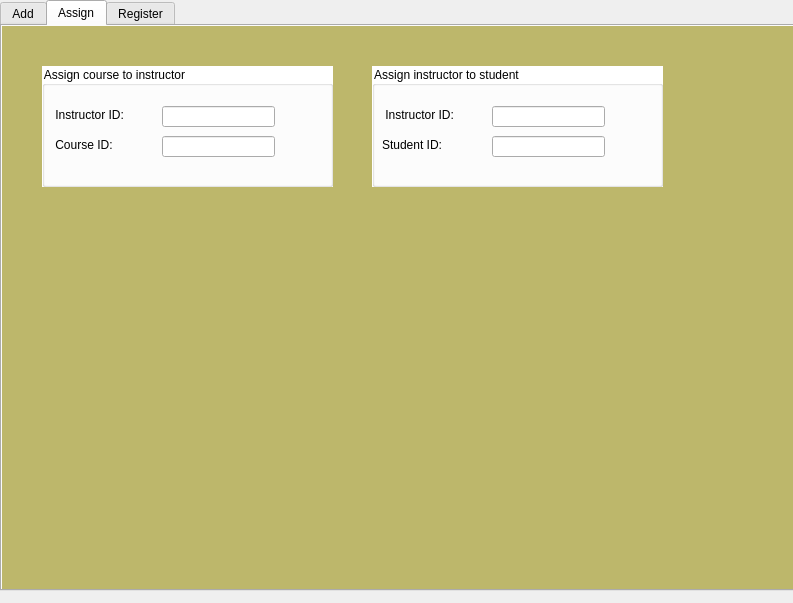
This is facultycoordinator.ui in ahmadqasembader/DBMS-project as Qt 5 draws it before an edit. The edited form follows.
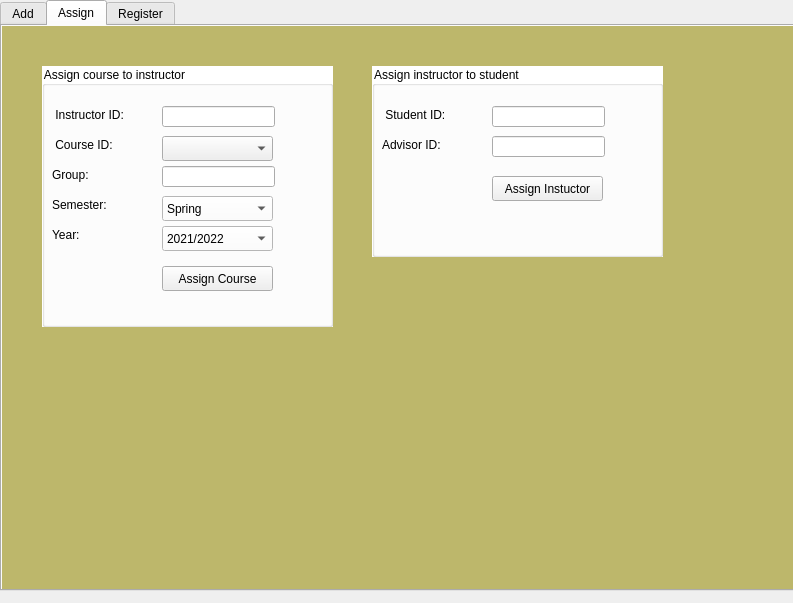
This is the edited form. The open tabs and pages were chosen to show the change.

```diff
--- a/facultycoordinator.ui
+++ b/facultycoordinator.ui
@@ -1335,7 +1335,7 @@
        <x>40</x>
        <y>40</y>
        <width>291</width>
-       <height>121</height>
+       <height>261</height>
       </rect>
      </property>
      <property name="palette">
@@ -1590,11 +1590,174 @@
        <string> Course ID:</string>
       </property>
      </widget>
-     <widget class="QLineEdit" name="lineEdit_36">
+     <widget class="QLabel" name="label_60">
       <property name="geometry">
        <rect>
+        <x>10</x>
+        <y>100</y>
+        <width>101</width>
+        <height>17</height>
+       </rect>
+      </property>
+      <property name="palette">
+       <palette>
+        <active>
+         <colorrole role="WindowText">
+          <brush brushstyle="SolidPattern">
+           <color alpha="255">
+            <red>0</red>
+            <green>0</green>
+            <blue>0</blue>
+           </color>
+          </brush>
+         </colorrole>
+        </active>
+        <inactive>
+         <colorrole role="WindowText">
+          <brush brushstyle="SolidPattern">
+           <color alpha="255">
+            <red>0</red>
+            <green>0</green>
+            <blue>0</blue>
+           </color>
+          </brush>
+         </colorrole>
+        </inactive>
+        <disabled>
+         <colorrole role="WindowText">
+          <brush brushstyle="SolidPattern">
+           <color alpha="96">
+            <red>164</red>
+            <green>166</green>
+            <blue>168</blue>
+           </color>
+          </brush>
+         </colorrole>
+        </disabled>
+       </palette>
+      </property>
+      <property name="text">
+       <string>Group:</string>
+      </property>
+     </widget>
+     <widget class="QLabel" name="label_61">
+      <property name="geometry">
+       <rect>
+        <x>10</x>
+        <y>130</y>
+        <width>101</width>
+        <height>17</height>
+       </rect>
+      </property>
+      <property name="palette">
+       <palette>
+        <active>
+         <colorrole role="WindowText">
+          <brush brushstyle="SolidPattern">
+           <color alpha="255">
+            <red>0</red>
+            <green>0</green>
+            <blue>0</blue>
+           </color>
+          </brush>
+         </colorrole>
+        </active>
+        <inactive>
+         <colorrole role="WindowText">
+          <brush brushstyle="SolidPattern">
+           <color alpha="255">
+            <red>0</red>
+            <green>0</green>
+            <blue>0</blue>
+           </color>
+          </brush>
+         </colorrole>
+        </inactive>
+        <disabled>
+         <colorrole role="WindowText">
+          <brush brushstyle="SolidPattern">
+           <color alpha="96">
+            <red>164</red>
+            <green>166</green>
+            <blue>168</blue>
+           </color>
+          </brush>
+         </colorrole>
+        </disabled>
+       </palette>
+      </property>
+      <property name="text">
+       <string>Semester:</string>
+      </property>
+     </widget>
+     <widget class="QLabel" name="label_62">
+      <property name="geometry">
+       <rect>
+        <x>10</x>
+        <y>160</y>
+        <width>101</width>
+        <height>17</height>
+       </rect>
+      </property>
+      <property name="palette">
+       <palette>
+        <active>
+         <colorrole role="WindowText">
+          <brush brushstyle="SolidPattern">
+           <color alpha="255">
+            <red>0</red>
+            <green>0</green>
+            <blue>0</blue>
+           </color>
+          </brush>
+         </colorrole>
+        </active>
+        <inactive>
+         <colorrole role="WindowText">
+          <brush brushstyle="SolidPattern">
+           <color alpha="255">
+            <red>0</red>
+            <green>0</green>
+            <blue>0</blue>
+           </color>
+          </brush>
+         </colorrole>
+        </inactive>
+        <disabled>
+         <colorrole role="WindowText">
+          <brush brushstyle="SolidPattern">
+           <color alpha="96">
+            <red>164</red>
+            <green>166</green>
+            <blue>168</blue>
+           </color>
+          </brush>
+         </colorrole>
+        </disabled>
+       </palette>
+      </property>
+      <property name="text">
+       <string>Year:</string>
+      </property>
+     </widget>
+     <widget class="QPushButton" name="pushButton_2">
+      <property name="geometry">
+       <rect>
         <x>120</x>
-        <y>70</y>
+        <y>200</y>
+        <width>111</width>
+        <height>25</height>
+       </rect>
+      </property>
+      <property name="text">
+       <string>Assign Course</string>
+      </property>
+     </widget>
+     <widget class="QLineEdit" name="lineEdit_39">
+      <property name="geometry">
+       <rect>
+        <x>120</x>
+        <y>100</y>
         <width>113</width>
         <height>21</height>
        </rect>
@@ -1605,6 +1768,81 @@
 }</string>
       </property>
      </widget>
+     <widget class="QComboBox" name="comboBox_4">
+      <property name="geometry">
+       <rect>
+        <x>120</x>
+        <y>130</y>
+        <width>111</width>
+        <height>25</height>
+       </rect>
+      </property>
+      <property name="styleSheet">
+       <string notr="true">#comboBox_4{
+		background-color: white;
+}</string>
+      </property>
+      <item>
+       <property name="text">
+        <string>Spring</string>
+       </property>
+      </item>
+      <item>
+       <property name="text">
+        <string>Fall</string>
+       </property>
+      </item>
+      <item>
+       <property name="text">
+        <string>Summer</string>
+       </property>
+      </item>
+      <item>
+       <property name="text">
+        <string/>
+       </property>
+      </item>
+     </widget>
+     <widget class="QComboBox" name="comboBox_5">
+      <property name="geometry">
+       <rect>
+        <x>120</x>
+        <y>160</y>
+        <width>111</width>
+        <height>25</height>
+       </rect>
+      </property>
+      <property name="styleSheet">
+       <string notr="true">#comboBox_5{
+		background-color: white;
+}</string>
+      </property>
+      <item>
+       <property name="text">
+        <string>2021/2022</string>
+       </property>
+      </item>
+      <item>
+       <property name="text">
+        <string>2022/2023</string>
+       </property>
+      </item>
+     </widget>
+     <widget class="QComboBox" name="comboBox_6">
+      <property name="geometry">
+       <rect>
+        <x>120</x>
+        <y>70</y>
+        <width>111</width>
+        <height>25</height>
+       </rect>
+      </property>
+      <property name="styleSheet">
+       <string notr="true">#comboBox_4{
+		background-color: white;
+}</string>
+      </property>
+     </widget>
     </widget>
     <widget class="QGroupBox" name="assignInstructor">
      <property name="geometry">
@@ -1612,7 +1850,7 @@
        <x>370</x>
        <y>40</y>
        <width>291</width>
-       <height>121</height>
+       <height>191</height>
       </rect>
      </property>
      <property name="palette">
@@ -1802,7 +2040,7 @@
        </palette>
       </property>
       <property name="text">
-       <string> Instructor ID:</string>
+       <string> Student ID:</string>
       </property>
      </widget>
      <widget class="QLineEdit" name="lineEdit_37">
@@ -1867,7 +2105,7 @@
        </palette>
       </property>
       <property name="text">
-       <string>Student ID:</string>
+       <string>Advisor ID:</string>
       </property>
      </widget>
      <widget class="QLineEdit" name="lineEdit_38">
@@ -1885,6 +2123,19 @@
 }</string>
       </property>
      </widget>
+     <widget class="QPushButton" name="pushButton_5">
+      <property name="geometry">
+       <rect>
+        <x>120</x>
+        <y>110</y>
+        <width>111</width>
+        <height>25</height>
+       </rect>
+      </property>
+      <property name="text">
+       <string>Assign Instuctor</string>
+      </property>
+     </widget>
     </widget>
    </widget>
    <widget class="QWidget" name="tab_2">
```
Left out of the diff: 11 changed lines with no effect on the pictures.
